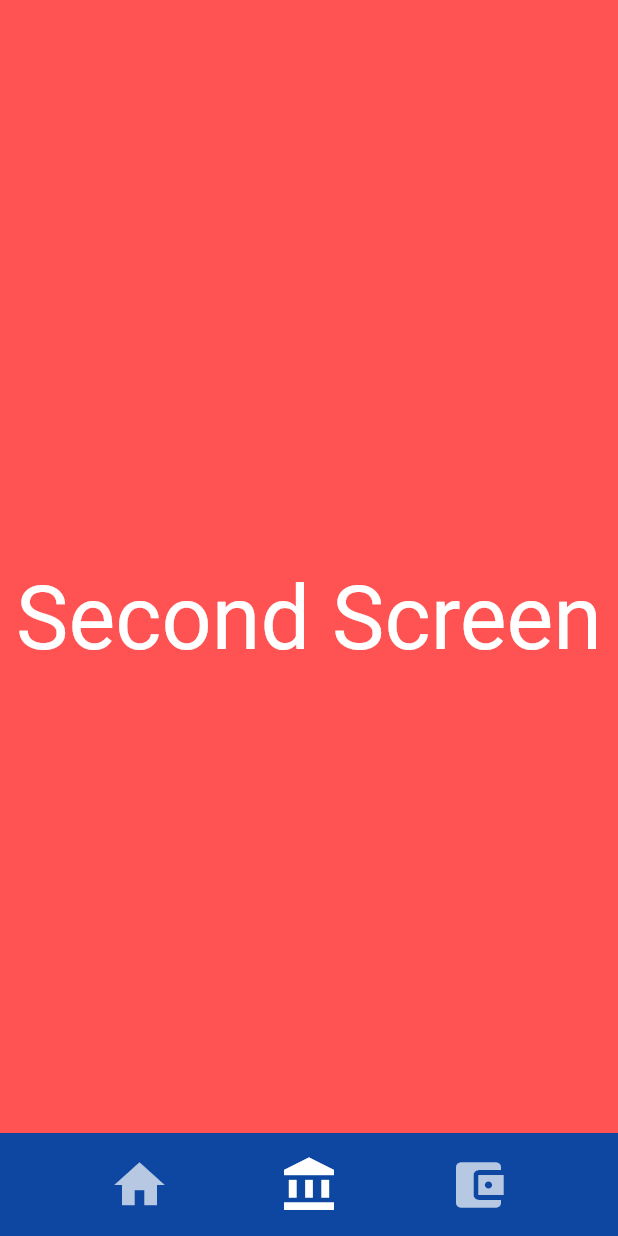
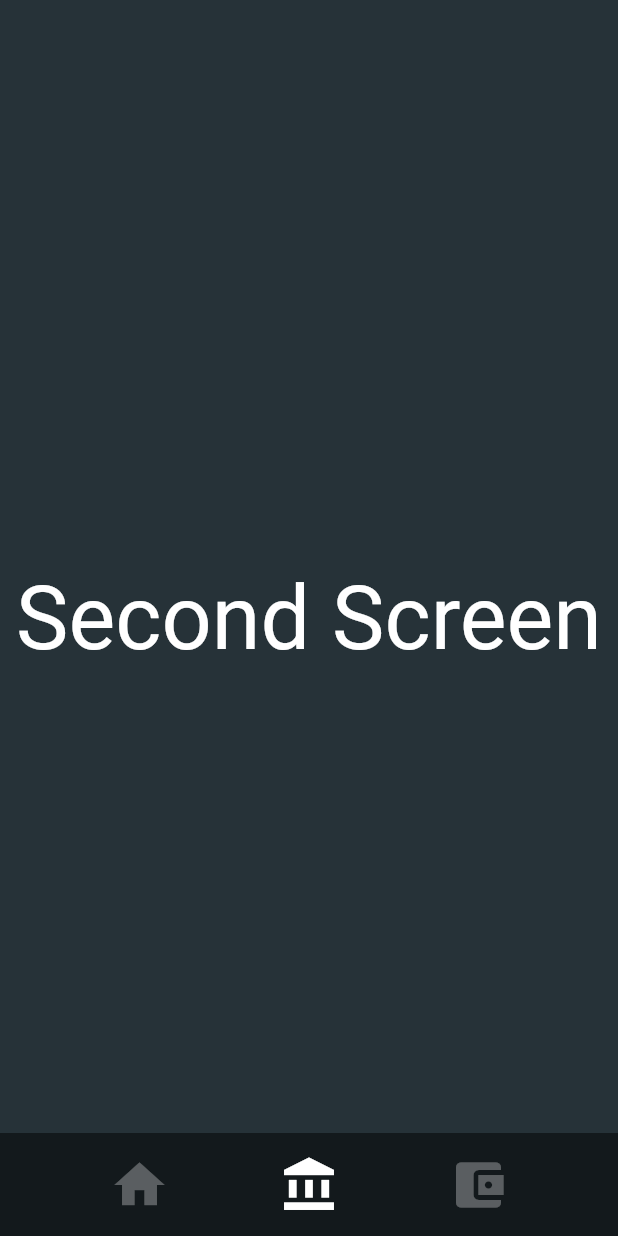
Before and after one commit to samrat19/navigation_with_provider, a Flutter app: the screen it shows after launch, item 2 of the bottom bar chosen, on a phone screen of 412 x 824 dp. Run offline on Flutter 3.47's test engine with Material 2 defaults, Android fonts, the phone set to English and light mode, and no system bars.

Commit message:
changes some inactive colors

```diff
--- a/lib/main.dart
+++ b/lib/main.dart
@@ -11,6 +11,7 @@ class MyApp extends StatelessWidget {
     return ChangeNotifierProvider(
       create: (screen) => ChangeScreen(),
       child: MaterialApp(
+        debugShowCheckedModeBanner: false,
         home: RootScreen(),
       ),
     );
--- a/lib/screen/root_screen.dart
+++ b/lib/screen/root_screen.dart
@@ -31,7 +31,7 @@ class RootScreen extends StatelessWidget {
                 child: Container(
                   height: height / 12,
                   width: width,
-                  color: Colors.blue[900],
+                  color: Colors.black.withOpacity(0.5),
                   child: Row(
                     mainAxisAlignment: MainAxisAlignment.spaceEvenly,
                     children: [
@@ -44,7 +44,7 @@ class RootScreen extends StatelessWidget {
                           size: 40.0,
                           color: screen.currentScreen == AllScreens.screenOne
                               ? Colors.white
-                              : Colors.white70,
+                              : Colors.white30,
                         ),
                       ),
                       GestureDetector(
@@ -56,7 +56,7 @@ class RootScreen extends StatelessWidget {
                           size: 40.0,
                           color: screen.currentScreen == AllScreens.screenTwo
                               ? Colors.white
-                              : Colors.white70,
+                              : Colors.white30,
                         ),
                       ),
                       GestureDetector(
@@ -68,7 +68,7 @@ class RootScreen extends StatelessWidget {
                           size: 40.0,
                           color: screen.currentScreen == AllScreens.screenThree
                               ? Colors.white
-                              : Colors.white70,
+                              : Colors.white30,
                         ),
                       ),
                     ],
--- a/lib/screen/scree_two.dart
+++ b/lib/screen/scree_two.dart
@@ -8,7 +8,7 @@ class ScreenTwo extends StatelessWidget {
     return Container(
       height: height,
       width: width,
-      color: Colors.redAccent,
+      color: Colors.blueGrey[900],
       child: Center(
         child: Text(
           'Second Screen',
```
